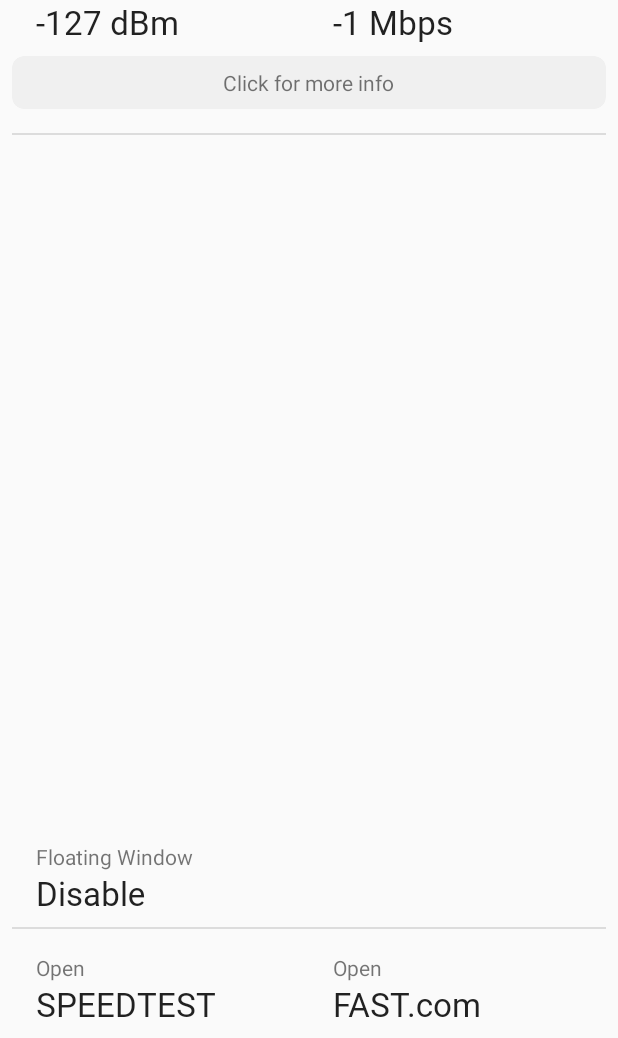
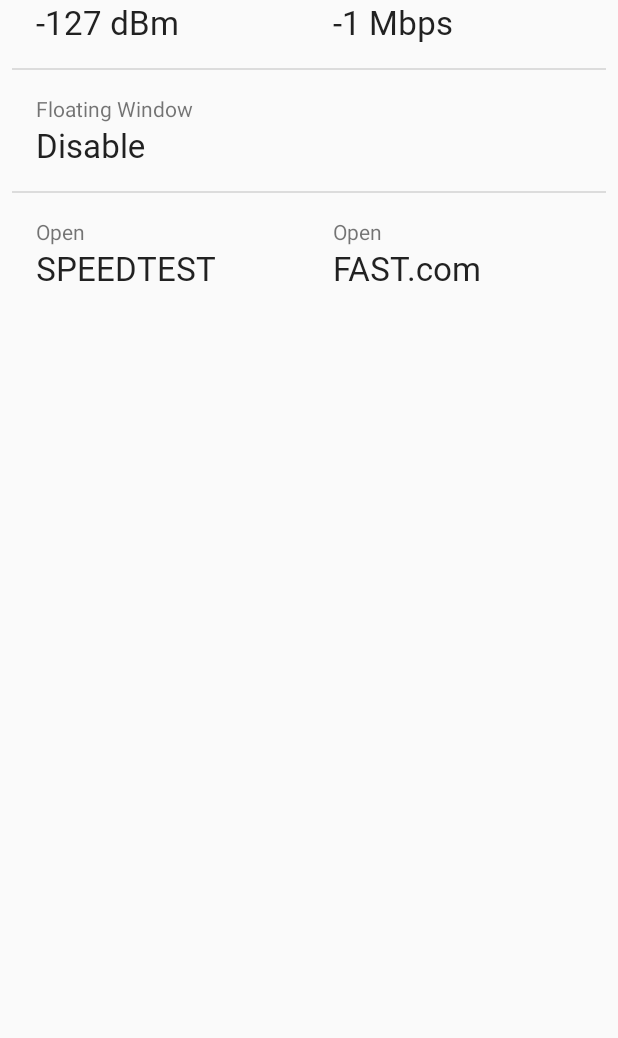
Before and after one commit to MrNegativeTW/WifiLinkSpeed, an Android app: the screen it shows after launch (MainActivity), on a phone screen of 412 x 824 dp, the part 198-1236 px from its top. Run offline under Robolectric (Android 15) with nearby library versions, the phone set to English and light mode, and no system bars; Roboto replaces fonts that are not available here.

Commit message:
TODO: Click for more info
Temporarily hide more info feature.

```diff
--- a/WifiLinkSpeed/app/src/main/res/layout/activity_main.xml
+++ b/WifiLinkSpeed/app/src/main/res/layout/activity_main.xml
@@ -159,6 +159,7 @@
     </androidx.cardview.widget.CardView>
 
     <androidx.cardview.widget.CardView
+        android:visibility="gone"
         android:id="@+id/cardview_main_moreInfo"
         android:layout_width="0dp"
         android:layout_height="wrap_content"
@@ -200,7 +201,7 @@
         android:layout_height="1dp"
         android:layout_marginStart="8dp"
         android:layout_marginEnd="8dp"
-        android:layout_marginTop="16dp"
+        android:layout_marginTop="8dp"
         android:background="?android:attr/listDivider"
         app:layout_constraintTop_toBottomOf="@id/cardview_main_moreInfo"
         app:layout_constraintEnd_toEndOf="parent"
@@ -210,8 +211,8 @@
         android:id="@+id/cardview_main_floatWindow"
         android:layout_width="0dp"
         android:layout_height="wrap_content"
+        android:layout_marginTop="8dp"
         android:layout_marginStart="8dp"
-        android:layout_marginTop="8dp"
         android:layout_marginEnd="8dp"
         android:clickable="true"
         android:focusable="true"
@@ -226,7 +227,7 @@
         app:layout_constraintEnd_toEndOf="parent"
         app:layout_constraintHorizontal_bias="0.5"
         app:layout_constraintStart_toStartOf="parent"
-        app:layout_constraintBottom_toTopOf="@id/divider2">
+        app:layout_constraintTop_toBottomOf="@id/divider_main_moreDetail">
 
         <LinearLayout
             android:layout_width="match_parent"
@@ -251,16 +252,16 @@
         </LinearLayout>
     </androidx.cardview.widget.CardView>
 
-
     <View
         android:id="@+id/divider2"
         android:layout_width="match_parent"
         android:layout_height="1dp"
+        android:layout_marginTop="8dp"
         android:layout_marginStart="8dp"
         android:layout_marginEnd="8dp"
         android:layout_marginBottom="8dp"
         android:background="?android:attr/listDivider"
-        app:layout_constraintBottom_toTopOf="@id/cardview_main_openspeedtest"
+        app:layout_constraintTop_toBottomOf="@id/cardview_main_floatWindow"
         app:layout_constraintEnd_toEndOf="parent"
         app:layout_constraintStart_toStartOf="parent" />
 
@@ -280,7 +281,7 @@
         app:contentPaddingLeft="@dimen/card_content_padding_horizontal"
         app:contentPaddingRight="@dimen/card_content_padding_horizontal"
         app:contentPaddingTop="@dimen/card_content_padding_vertical"
-        app:layout_constraintBottom_toBottomOf="parent"
+        app:layout_constraintTop_toBottomOf="@id/divider2"
         app:layout_constraintEnd_toStartOf="@id/cardview_main_openfastcom"
         app:layout_constraintHorizontal_bias="0.5"
         app:layout_constraintStart_toStartOf="parent">
@@ -324,7 +325,7 @@
         app:contentPaddingLeft="@dimen/card_content_padding_horizontal"
         app:contentPaddingRight="@dimen/card_content_padding_horizontal"
         app:contentPaddingTop="@dimen/card_content_padding_vertical"
-        app:layout_constraintBottom_toBottomOf="parent"
+        app:layout_constraintTop_toBottomOf="@id/divider2"
         app:layout_constraintEnd_toEndOf="parent"
         app:layout_constraintHorizontal_bias="0.5"
         app:layout_constraintStart_toEndOf="@id/cardview_main_openspeedtest">
```
Also changed, not shown: WifiLinkSpeed/app/src/main/java/com/txwstudio/app/wifilinkspeed/MainActivity.kt (+7 -0 lines).
